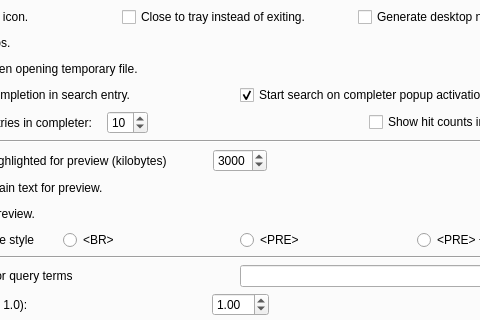
Qt form src/qtgui/uiprefs.ui (alberti42/recoll-macos) before a commit; both pictures show x 138 to 618 and y 305 to 625 of the 750 by 750 pixel window.
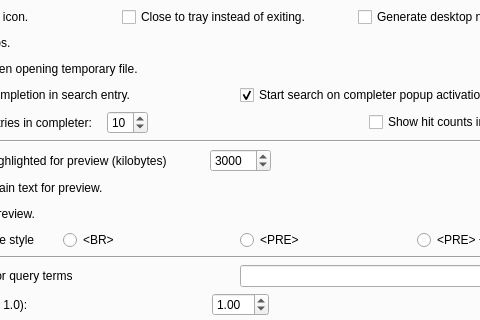
The same form after that commit.

Commit message: raise max size limit for preview highlighted text

```diff
--- a/src/qtgui/uiprefs.ui
+++ b/src/qtgui/uiprefs.ui
@@ -519,7 +519,7 @@
             <number>0</number>
            </property>
            <property name="maximum">
-            <number>5000</number>
+            <number>99000</number>
            </property>
            <property name="singleStep">
             <number>100</number>
```
Left out of the diff: 2 changed lines with no effect on the pictures.
